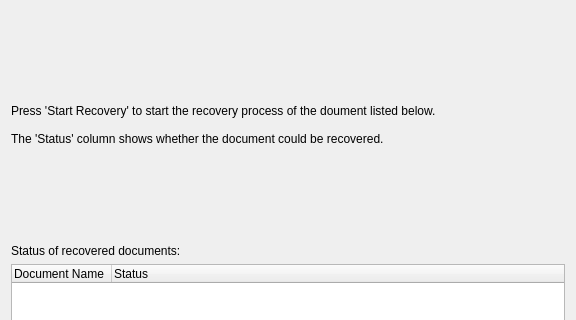
Above: src/Gui/DocumentRecovery.ui from berndhahnebach/All_FreeCAD before the change; both pictures show x 0 to 576 and y 0 to 320 of the 576 by 495 pixel window. Below: the same form after it.
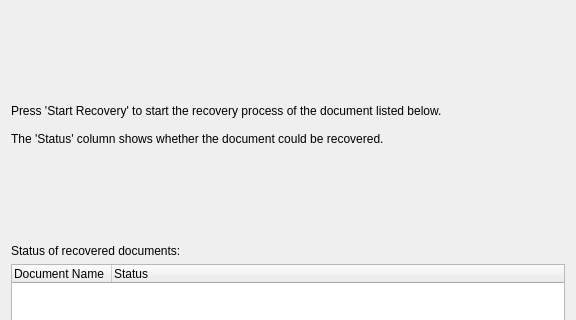
That is the form after the change.

What changed in the file:
```diff
--- a/src/Gui/DocumentRecovery.ui
+++ b/src/Gui/DocumentRecovery.ui
@@ -30,7 +30,7 @@
    <item row="1" column="0" colspan="2">
     <widget class="QLabel" name="label">
      <property name="text">
-      <string>Press 'Start Recovery' to start the recovery process of the doument listed below.
+      <string>Press 'Start Recovery' to start the recovery process of the document listed below.
 
 The 'Status' column shows whether the document could be recovered.</string>
      </property>
```
